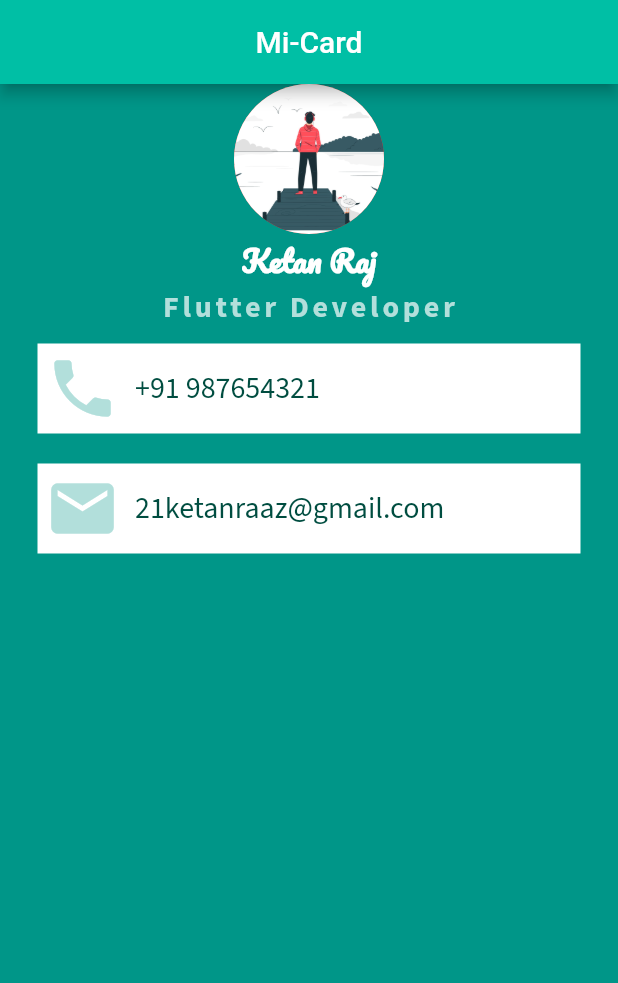
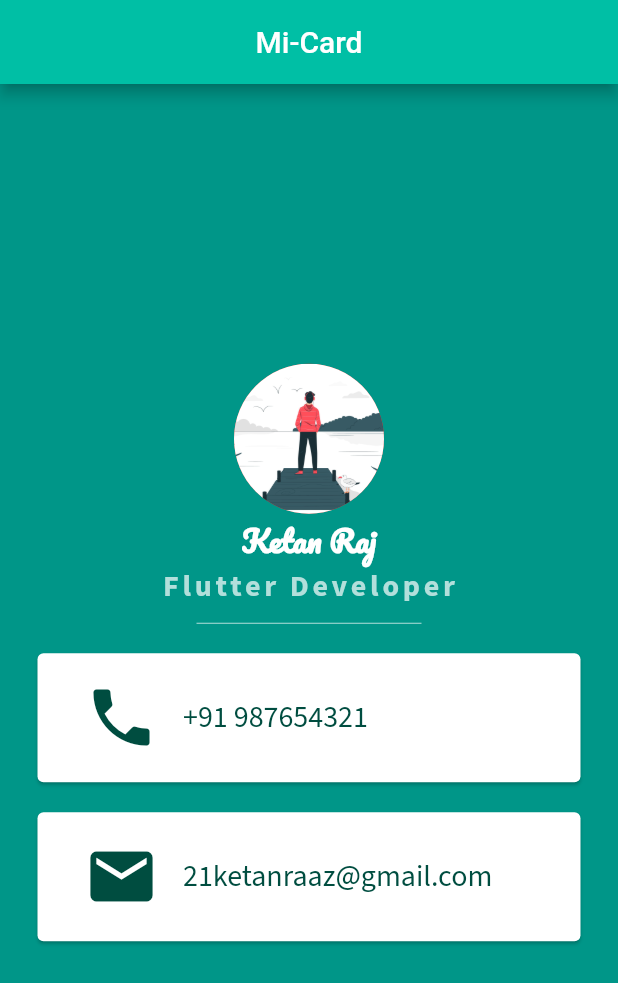
Before and after one commit to RaazKetan/MiCard, a Flutter app: the screen it shows after launch, on a phone screen of 412 x 824 dp. Shown: the top 983 px of the screen. Run offline on Flutter 3.47's test engine with Material 2 defaults, Android fonts, the phone set to English and light mode, and no system bars.

Commit message:
Final Commit +instead of row we replaced it with ListTitle Class and instead of Columns we used Card class

```diff
--- a/lib/main.dart
+++ b/lib/main.dart
@@ -18,6 +18,7 @@ class MyApp extends StatelessWidget {
     backgroundColor: Colors.teal,
   body: SafeArea(
     child: Column(
+      mainAxisAlignment: MainAxisAlignment.center,
       children: <Widget>[
        const CircleAvatar(
          radius: 50.0,
@@ -42,52 +43,54 @@ class MyApp extends StatelessWidget {
             letterSpacing: 2.5,
           ),
         ),
-        Container(
-          color: Colors.white,
-          padding: EdgeInsets.all(5.0),
+        SizedBox(
+          height: 20.0,
+          width: 150.0,
+          child: Divider(
+            color: Colors.teal.shade100,
+
+          ),
+        ),
+        Card(
+          // color: Colors.white,
           margin: EdgeInsets.symmetric(vertical: 10.0, horizontal: 25.0),
-          child: Row(
-            children: <Widget>[
-              Icon(
+          child: Padding(
+            padding: EdgeInsets.all(15.0),
+            child: ListTile(
+              leading: Icon(
                 Icons.phone,
                 size: 50.0,
-                color: Colors.teal.shade100,
+                color: Colors.teal.shade900,
               ),
-              SizedBox(
-                width: 10.0,
+              title: Text('+91 987654321',
+                style: TextStyle(
+                  color: Colors.teal.shade900,
+                  fontFamily: 'Source Sans Pro',
+                  fontSize: 20.0,
+                ),
               ),
-              Text('+91 987654321',
-              style: TextStyle(
-                color: Colors.teal.shade900,
-                fontFamily: 'Source Sans Pro',
-                fontSize: 20.0,
-              ),
-              ),
-            ],
+            ),
           ),
         ),
-        Container(
-          color: Colors.white,
-          padding: EdgeInsets.all(5.0),
+        Card(
+          // color: Colors.white,
           margin: EdgeInsets.symmetric(vertical: 10.0, horizontal: 25.0),
-          child: Row(
-            children: <Widget>[
-              Icon(
+          child: Padding(
+            padding: EdgeInsets.all(15.0),
+            child: ListTile(
+              leading: Icon(
                 Icons.email,
-                color: Colors.teal.shade100,
+                color: Colors.teal.shade900,
                 size: 50.0,
-                  ),
-              SizedBox(
-                width: 10.0,
               ),
-              Text('21ketanraaz@gmail.com',
+              title: Text('21ketanraaz@gmail.com',
                 style: TextStyle(
                   fontFamily: 'Source Sans Pro',
                   fontSize: 20.0,
                   color: Colors.teal.shade900,
                 ),
               ),
-            ],
+            ),
           ),
         ),
       ],
```
